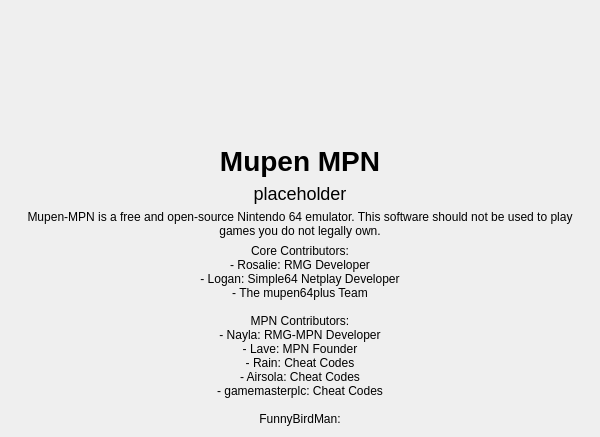
First picture: the form in Source/RMG/UserInterface/Dialog/AboutDialog.ui, repository MarioPartyNetplay/Mupen-MPN, before the edit.
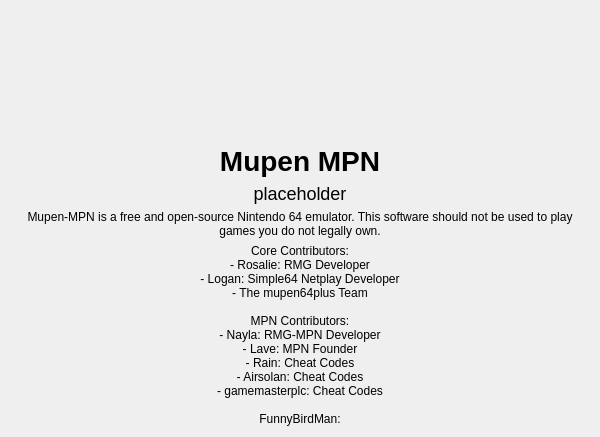
Second picture: the form after the edit. Icons and pictures are not drawn.

```diff
--- a/Source/RMG/UserInterface/Dialog/AboutDialog.ui
+++ b/Source/RMG/UserInterface/Dialog/AboutDialog.ui
@@ -94,7 +94,7 @@
 - Nayla: RMG-MPN Developer
 - Lave: MPN Founder
 - Rain: Cheat Codes
-- Airsola: Cheat Codes
+- Airsolan: Cheat Codes
 - gamemasterplc: Cheat Codes
 
 FunnyBirdMan:
```
